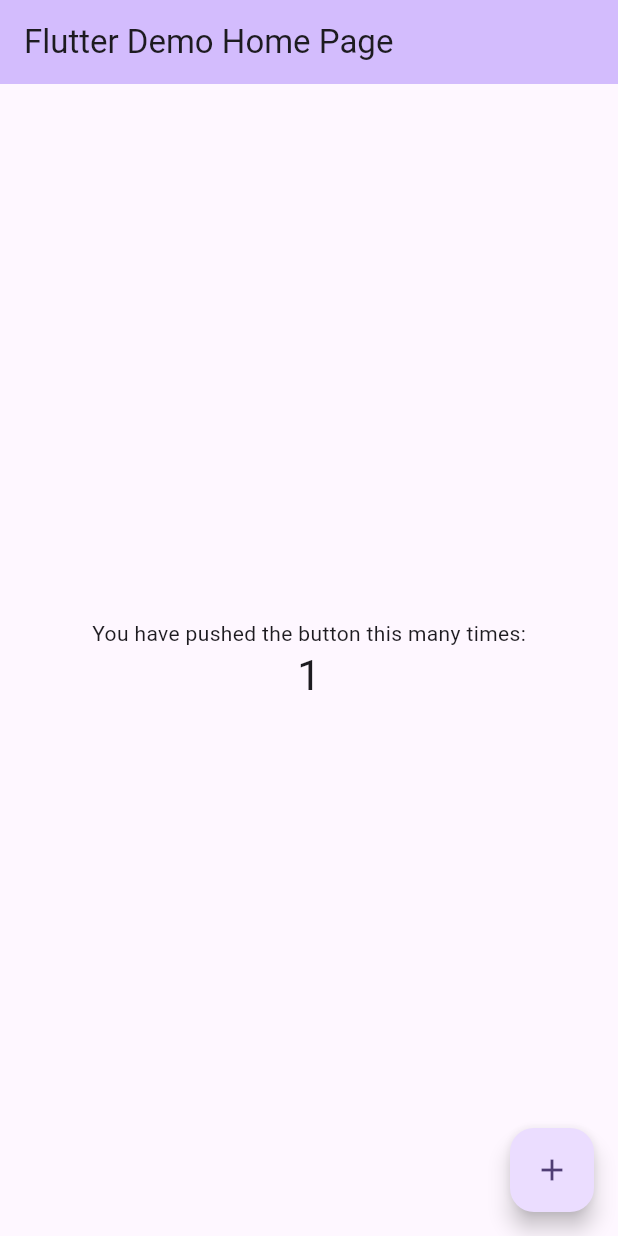
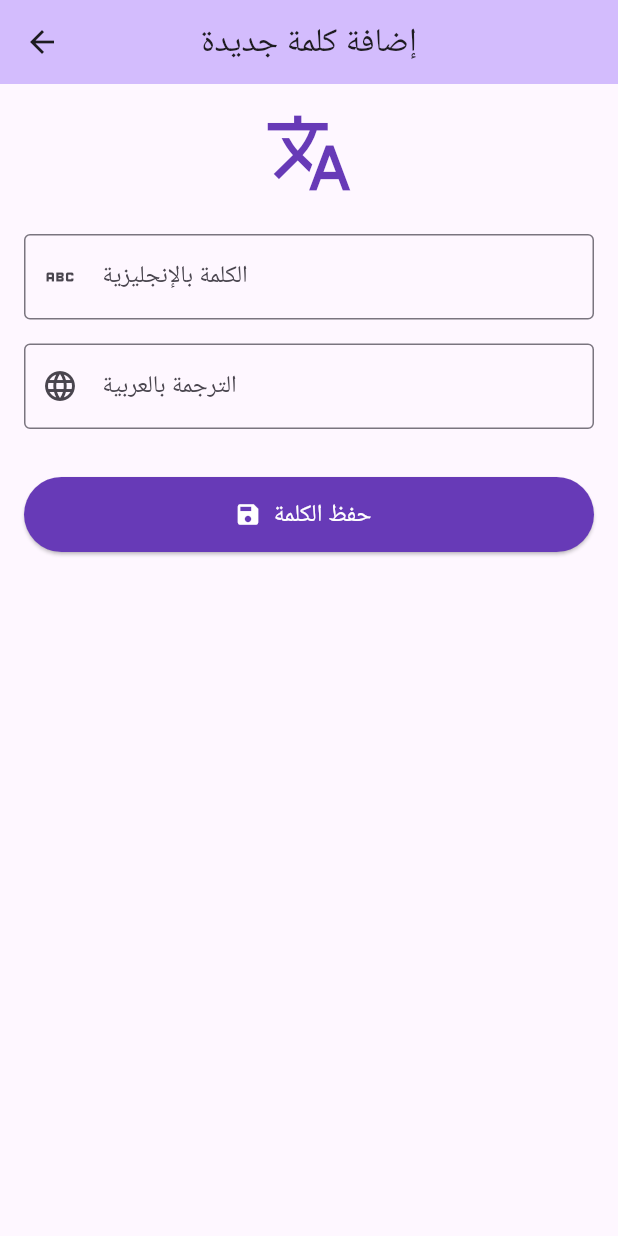
Before and after one commit to LemNacerEddine/vocab_vault, a Flutter app: the screen it shows after launch, after a tap on the "add" icon, on a phone screen of 412 x 824 dp. Run offline on Flutter 3.47's test engine with Material 3 defaults, Android fonts, the phone set to English and light mode, and no system bars; our stand-ins replace sqflite; accounts and stored records are empty.

Commit message:
Phase 1 (MVP): Add local database, word model, home screen, and add word screen
- Added sqflite and path dependencies
- Created Word model with toMap/fromMap serialization
- Created DatabaseHelper singleton with CRUD operations
- Created HomeScreen with word list display and delete functionality
- Created AddWordScreen with form validation
- Updated main.dart with VocabVault app structure
- Organized code into models/, database/, screens/ directories

```diff
--- /dev/null
+++ b/lib/database/database_helper.dart
@@ -0,0 +1,95 @@
+import 'package:sqflite/sqflite.dart';
+import 'package:path/path.dart';
+import '../models/word.dart';
+
+class DatabaseHelper {
+  static final DatabaseHelper instance = DatabaseHelper._init();
+  static Database? _database;
+
+  DatabaseHelper._init();
+
+  // الحصول على قاعدة البيانات (إنشاؤها إذا لم تكن موجودة)
+  Future<Database> get database async {
+    if (_database != null) return _database!;
+    _database = await _initDB('vocab_vault.db');
+    return _database!;
+  }
+
+  // تهيئة قاعدة البيانات
+  Future<Database> _initDB(String filePath) async {
+    final dbPath = await getDatabasesPath();
+    final path = join(dbPath, filePath);
+
+    return await openDatabase(
+      path,
+      version: 1,
+      onCreate: _createDB,
+    );
+  }
+
+  // إنشاء الجداول
+  Future<void> _createDB(Database db, int version) async {
+    await db.execute('''
+      CREATE TABLE words (
+        id INTEGER PRIMARY KEY AUTOINCREMENT,
+        word TEXT NOT NULL,
+        translation TEXT NOT NULL,
+        createdAt TEXT NOT NULL
+      )
+    ''');
+  }
+
+  // إضافة كلمة جديدة
+  Future<int> insertWord(Word word) async {
+    final db = await database;
+    return await db.insert('words', word.toMap());
+  }
+
+  // جلب جميع الكلمات
+  Future<List<Word>> getAllWords() async {
+    final db = await database;
+    final result = await db.query('words', orderBy: 'createdAt DESC');
+    return result.map((map) => Word.fromMap(map)).toList();
+  }
+
+  // حذف كلمة
+  Future<int> deleteWord(int id) async {
+    final db = await database;
+    return await db.delete('words', where: 'id = ?', whereArgs: [id]);
+  }
+
+  // تحديث كلمة
+  Future<int> updateWord(Word word) async {
+    final db = await database;
+    return await db.update(
+      'words',
+      word.toMap(),
+      where: 'id = ?',
+      whereArgs: [word.id],
+    );
+  }
+
+  // البحث عن كلمة
+  Future<List<Word>> searchWords(String query) async {
+    final db = await database;
+    final result = await db.query(
+      'words',
+      where: 'word LIKE ? OR translation LIKE ?',
+      whereArgs: ['%$query%', '%$query%'],
+    );
+    return result.map((map) => Word.fromMap(map)).toList();
+  }
+
+  // عدد الكلمات
+  Future<int> getWordCount() async {
+    final db = await database;
+    final result = await db.rawQuery('SELECT COUNT(*) as count FROM words');
+    return result.first['count'] as int;
+  }
+
+  // إغلاق قاعدة البيانات
+  Future<void> close() async {
+    final db = await database;
+    db.close();
+  }
+}
--- a/lib/main.dart
+++ b/lib/main.dart
@@ -1,122 +1,24 @@
 import 'package:flutter/material.dart';
+import 'screens/home_screen.dart';
 
 void main() {
-  runApp(const MyApp());
+  WidgetsFlutterBinding.ensureInitialized();
+  runApp(const VocabVaultApp());
 }
 
-class MyApp extends StatelessWidget {
-  const MyApp({super.key});
+class VocabVaultApp extends StatelessWidget {
+  const VocabVaultApp({super.key});
 
-  // This widget is the root of your application.
   @override
   Widget build(BuildContext context) {
     return MaterialApp(
-      title: 'Flutter Demo',
+      title: 'VocabVault',
+      debugShowCheckedModeBanner: false,
       theme: ThemeData(
-        // This is the theme of your application.
-        //
-        // TRY THIS: Try running your application with "flutter run". You'll see
-        // the application has a purple toolbar. Then, without quitting the app,
-        // try changing the seedColor in the colorScheme below to Colors.green
-        // and then invoke "hot reload" (save your changes or press the "hot
-        // reload" button in a Flutter-supported IDE, or press "r" if you used
-        // the command line to start the app).
-        //
-        // Notice that the counter didn't reset back to zero; the application
-        // state is not lost during the reload. To reset the state, use hot
-        // restart instead.
-        //
-        // This works for code too, not just values: Most code changes can be
-        // tested with just a hot reload.
         colorScheme: ColorScheme.fromSeed(seedColor: Colors.deepPurple),
+        useMaterial3: true,
       ),
-      home: const MyHomePage(title: 'Flutter Demo Home Page'),
+      home: const HomeScreen(),
     );
   }
 }
-
-class MyHomePage extends StatefulWidget {
-  const MyHomePage({super.key, required this.title});
-
-  // This widget is the home page of your application. It is stateful, meaning
-  // that it has a State object (defined below) that contains fields that affect
-  // how it looks.
-
-  // This class is the configuration for the state. It holds the values (in this
-  // case the title) provided by the parent (in this case the App widget) and
-  // used by the build method of the State. Fields in a Widget subclass are
-  // always marked "final".
-
-  final String title;
-
-  @override
-  State<MyHomePage> createState() => _MyHomePageState();
-}
-
-class _MyHomePageState extends State<MyHomePage> {
-  int _counter = 0;
-
-  void _incrementCounter() {
-    setState(() {
-      // This call to setState tells the Flutter framework that something has
-      // changed in this State, which causes it to rerun the build method below
-      // so that the display can reflect the updated values. If we changed
-      // _counter without calling setState(), then the build method would not be
-      // called again, and so nothing would appear to happen.
-      _counter++;
-    });
-  }
-
-  @override
-  Widget build(BuildContext context) {
-    // This method is rerun every time setState is called, for instance as done
-    // by the _incrementCounter method above.
-    //
-    // The Flutter framework has been optimized to make rerunning build methods
-    // fast, so that you can just rebuild anything that needs updating rather
-    // than having to individually change instances of widgets.
-    return Scaffold(
-      appBar: AppBar(
-        // TRY THIS: Try changing the color here to a specific color (to
-        // Colors.amber, perhaps?) and trigger a hot reload to see the AppBar
-        // change color while the other colors stay the same.
-        backgroundColor: Theme.of(context).colorScheme.inversePrimary,
-        // Here we take the value from the MyHomePage object that was created by
-        // the App.build method, and use it to set our appbar title.
-        title: Text(widget.title),
-      ),
-      body: Center(
-        // Center is a layout widget. It takes a single child and positions it
-        // in the middle of the parent.
-        child: Column(
-          // Column is also a layout widget. It takes a list of children and
-          // arranges them vertically. By default, it sizes itself to fit its
-          // children horizontally, and tries to be as tall as its parent.
-          //
-          // Column has various properties to control how it sizes itself and
-          // how it positions its children. Here we use mainAxisAlignment to
-          // center the children vertically; the main axis here is the vertical
-          // axis because Columns are vertical (the cross axis would be
-          // horizontal).
-          //
-          // TRY THIS: Invoke "debug painting" (choose the "Toggle Debug Paint"
-          // action in the IDE, or press "p" in the console), to see the
-          // wireframe for each widget.
-          mainAxisAlignment: MainAxisAlignment.center,
-          children: <Widget>[
-            const Text('You have pushed the button this many times:'),
-            Text(
-              '$_counter',
-              style: Theme.of(context).textTheme.headlineMedium,
-            ),
-          ],
-        ),
-      ),
-      floatingActionButton: FloatingActionButton(
-        onPressed: _incrementCounter,
-        tooltip: 'Increment',
-        child: const Icon(Icons.add),
-      ), // This trailing comma makes auto-formatting nicer for build methods.
-    );
-  }
-}
--- /dev/null
+++ b/lib/models/word.dart
@@ -0,0 +1,48 @@
+class Word {
+  final int? id;
+  final String word;
+  final String translation;
+  final DateTime createdAt;
+
+  Word({
+    this.id,
+    required this.word,
+    required this.translation,
+    DateTime? createdAt,
+  }) : createdAt = createdAt ?? DateTime.now();
+
+  // تحويل الكلمة إلى Map لحفظها في قاعدة البيانات
+  Map<String, dynamic> toMap() {
+    return {
+      'id': id,
+      'word': word,
+      'translation': translation,
+      'createdAt': createdAt.toIso8601String(),
+    };
+  }
+
+  // إنشاء كلمة من Map (من قاعدة البيانات)
+  factory Word.fromMap(Map<String, dynamic> map) {
+    return Word(
+      id: map['id'] as int?,
+      word: map['word'] as String,
+      translation: map['translation'] as String,
+      createdAt: DateTime.parse(map['createdAt'] as String),
+    );
+  }
+
+  // نسخة معدلة من الكلمة
+  Word copyWith({
+    int? id,
+    String? word,
+    String? translation,
+    DateTime? createdAt,
+  }) {
+    return Word(
+      id: id ?? this.id,
+      word: word ?? this.word,
+      translation: translation ?? this.translation,
+      createdAt: createdAt ?? this.createdAt,
+    );
+  }
+}
--- /dev/null
+++ b/lib/screens/add_word_screen.dart
@@ -0,0 +1,140 @@
+import 'package:flutter/material.dart';
+import '../database/database_helper.dart';
+import '../models/word.dart';
+
+class AddWordScreen extends StatefulWidget {
+  const AddWordScreen({super.key});
+
+  @override
+  State<AddWordScreen> createState() => _AddWordScreenState();
+}
+
+class _AddWordScreenState extends State<AddWordScreen> {
+  final _formKey = GlobalKey<FormState>();
+  final _wordController = TextEditingController();
+  final _translationController = TextEditingController();
+  bool _isSaving = false;
+
+  @override
+  void dispose() {
+    _wordController.dispose();
+    _translationController.dispose();
+    super.dispose();
+  }
+
+  // حفظ الكلمة في قاعدة البيانات
+  Future<void> _saveWord() async {
+    if (!_formKey.currentState!.validate()) return;
+
+    setState(() => _isSaving = true);
+
+    final word = Word(
+      word: _wordController.text.trim(),
+      translation: _translationController.text.trim(),
+    );
+
+    await DatabaseHelper.instance.insertWord(word);
+
+    setState(() => _isSaving = false);
+
+    if (mounted) {
+      ScaffoldMessenger.of(context).showSnackBar(
+        SnackBar(
+          content: Text('تم حفظ كلمة "${word.word}" بنجاح!'),
+          backgroundColor: Colors.green,
+        ),
+      );
+      Navigator.pop(context, true); // العودة مع إشارة النجاح
+    }
+  }
+
+  @override
+  Widget build(BuildContext context) {
+    return Scaffold(
+      appBar: AppBar(
+        title: const Text('إضافة كلمة جديدة'),
+        centerTitle: true,
+        backgroundColor: Theme.of(context).colorScheme.inversePrimary,
+      ),
+      body: Padding(
+        padding: const EdgeInsets.all(16.0),
+        child: Form(
+          key: _formKey,
+          child: Column(
+            crossAxisAlignment: CrossAxisAlignment.stretch,
+            children: [
+              // أيقونة توضيحية
+              const Icon(
+                Icons.translate,
+                size: 60,
+                color: Colors.deepPurple,
+              ),
+              const SizedBox(height: 24),
+
+              // حقل الكلمة بالإنجليزية
+              TextFormField(
+                controller: _wordController,
+                textDirection: TextDirection.ltr,
+                decoration: const InputDecoration(
+                  labelText: 'الكلمة بالإنجليزية',
+                  hintText: 'مثال: Resilient',
+                  prefixIcon: Icon(Icons.abc),
+                  border: OutlineInputBorder(),
+                ),
+                validator: (value) {
+                  if (value == null || value.trim().isEmpty) {
+                    return 'الرجاء إدخال الكلمة';
+                  }
+                  return null;
+                },
+              ),
+              const SizedBox(height: 16),
+
+              // حقل الترجمة بالعربية
+              TextFormField(
+                controller: _translationController,
+                textDirection: TextDirection.rtl,
+                decoration: const InputDecoration(
+                  labelText: 'الترجمة بالعربية',
+                  hintText: 'مثال: قادر على التكيف',
+                  prefixIcon: Icon(Icons.language),
+                  border: OutlineInputBorder(),
+                ),
+                validator: (value) {
+                  if (value == null || value.trim().isEmpty) {
+                    return 'الرجاء إدخال الترجمة';
+                  }
+                  return null;
+                },
+              ),
+              const SizedBox(height: 32),
+
+              // زر الحفظ
+              SizedBox(
+                height: 50,
+                child: ElevatedButton.icon(
+                  onPressed: _isSaving ? null : _saveWord,
+                  icon: _isSaving
+                      ? const SizedBox(
+                          width: 20,
+                          height: 20,
+                          child: CircularProgressIndicator(strokeWidth: 2),
+                        )
+                      : const Icon(Icons.save),
+                  label: Text(
+                    _isSaving ? 'جاري الحفظ...' : 'حفظ الكلمة',
+                    style: const TextStyle(fontSize: 16),
+                  ),
+                  style: ElevatedButton.styleFrom(
+                    backgroundColor: Colors.deepPurple,
+                    foregroundColor: Colors.white,
+                  ),
+                ),
+              ),
+            ],
+          ),
+        ),
+      ),
+    );
+  }
+}
--- /dev/null
+++ b/lib/screens/home_screen.dart
@@ -0,0 +1,182 @@
+import 'package:flutter/material.dart';
+import '../database/database_helper.dart';
+import '../models/word.dart';
+import 'add_word_screen.dart';
+
+class HomeScreen extends StatefulWidget {
+  const HomeScreen({super.key});
+
+  @override
+  State<HomeScreen> createState() => _HomeScreenState();
+}
+
+class _HomeScreenState extends State<HomeScreen> {
+  List<Word> _words = [];
+  bool _isLoading = true;
+
+  @override
+  void initState() {
+    super.initState();
+    _loadWords();
+  }
+
+  // تحميل الكلمات من قاعدة البيانات
+  Future<void> _loadWords() async {
+    setState(() => _isLoading = true);
+    final words = await DatabaseHelper.instance.getAllWords();
+    setState(() {
+      _words = words;
+      _isLoading = false;
+    });
+  }
+
+  // حذف كلمة مع تأكيد
+  Future<void> _deleteWord(Word word) async {
+    final confirmed = await showDialog<bool>(
+      context: context,
+      builder: (context) => AlertDialog(
+        title: const Text('حذف الكلمة'),
+        content: Text('هل تريد حذف كلمة "${word.word}"؟'),
+        actions: [
+          TextButton(
+            onPressed: () => Navigator.pop(context, false),
+            child: const Text('إلغاء'),
+          ),
+          TextButton(
+            onPressed: () => Navigator.pop(context, true),
+            style: TextButton.styleFrom(foregroundColor: Colors.red),
+            child: const Text('حذف'),
+          ),
+        ],
+      ),
+    );
+
+    if (confirmed == true) {
+      await DatabaseHelper.instance.deleteWord(word.id!);
+      _loadWords();
+      if (mounted) {
+        ScaffoldMessenger.of(context).showSnackBar(
+          SnackBar(content: Text('تم حذف "${word.word}"')),
+        );
+      }
+    }
+  }
+
+  @override
+  Widget build(BuildContext context) {
+    return Scaffold(
+      appBar: AppBar(
+        title: const Text('VocabVault'),
+        centerTitle: true,
+        backgroundColor: Theme.of(context).colorScheme.inversePrimary,
+        actions: [
+          // عرض عدد الكلمات
+          Center(
+            child: Padding(
+              padding: const EdgeInsets.symmetric(horizontal: 16.0),
+              child: Text(
+                '${_words.length} كلمة',
+                style: const TextStyle(fontSize: 14),
+              ),
+            ),
+          ),
+        ],
+      ),
+      body: _isLoading
+          ? const Center(child: CircularProgressIndicator())
+          : _words.isEmpty
+              ? _buildEmptyState()
+              : _buildWordList(),
+      floatingActionButton: FloatingActionButton(
+        onPressed: () async {
+          // الانتقال إلى شاشة إضافة كلمة جديدة
+          final result = await Navigator.push(
+            context,
+            MaterialPageRoute(builder: (context) => const AddWordScreen()),
+          );
+          // إعادة تحميل الكلمات إذا تمت الإضافة بنجاح
+          if (result == true) {
+            _loadWords();
+          }
+        },
+        tooltip: 'إضافة كلمة جديدة',
+        child: const Icon(Icons.add),
+      ),
+    );
+  }
+
+  // واجهة عندما لا توجد كلمات
+  Widget _buildEmptyState() {
+    return Center(
+      child: Column(
+        mainAxisAlignment: MainAxisAlignment.center,
+        children: [
+          Icon(
+            Icons.book_outlined,
+            size: 80,
+            color: Colors.grey[400],
+          ),
+          const SizedBox(height: 16),
+          Text(
+            'لا توجد كلمات بعد',
+            style: TextStyle(
+              fontSize: 20,
+              color: Colors.grey[600],
+              fontWeight: FontWeight.bold,
+            ),
+          ),
+          const SizedBox(height: 8),
+          Text(
+            'اضغط على + لإضافة كلمة جديدة',
+            style: TextStyle(
+              fontSize: 14,
+              color: Colors.grey[500],
+            ),
+          ),
+        ],
+      ),
+    );
+  }
+
+  // قائمة الكلمات
+  Widget _buildWordList() {
+    return ListView.builder(
+      padding: const EdgeInsets.all(8.0),
+      itemCount: _words.length,
+      itemBuilder: (context, index) {
+        final word = _words[index];
+        return Card(
+          elevation: 2,
+          margin: const EdgeInsets.symmetric(vertical: 4, horizontal: 8),
+          child: ListTile(
+            leading: CircleAvatar(
+              backgroundColor: Theme.of(context).colorScheme.primary,
+              child: Text(
+                word.word[0].toUpperCase(),
+                style: const TextStyle(
+                  color: Colors.white,
+                  fontWeight: FontWeight.bold,
+                ),
+              ),
+            ),
+            title: Text(
+              word.word,
+              style: const TextStyle(
+                fontWeight: FontWeight.bold,
+                fontSize: 16,
+              ),
+            ),
+            subtitle: Text(
+              word.translation,
+              style: const TextStyle(fontSize: 14),
+            ),
+            trailing: IconButton(
+              icon: const Icon(Icons.delete_outline, color: Colors.red),
+              onPressed: () => _deleteWord(word),
+            ),
+          ),
+        );
+      },
+    );
+  }
+}
```
Also changed, not shown: pubspec.yaml (+3 -4 lines).
